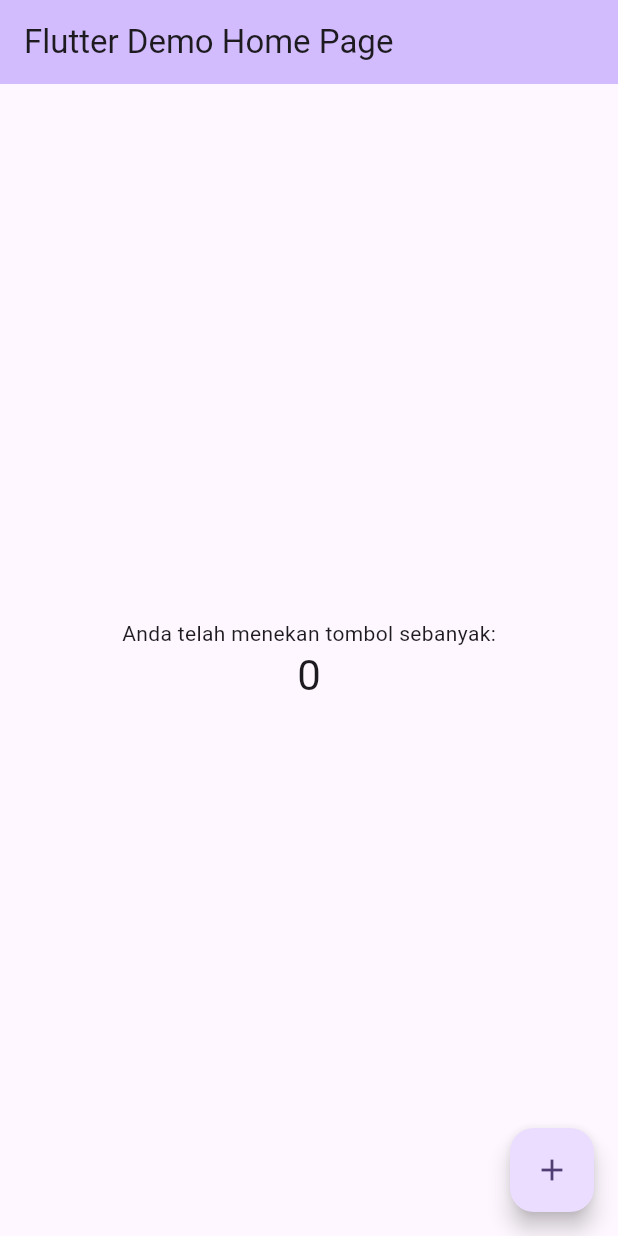
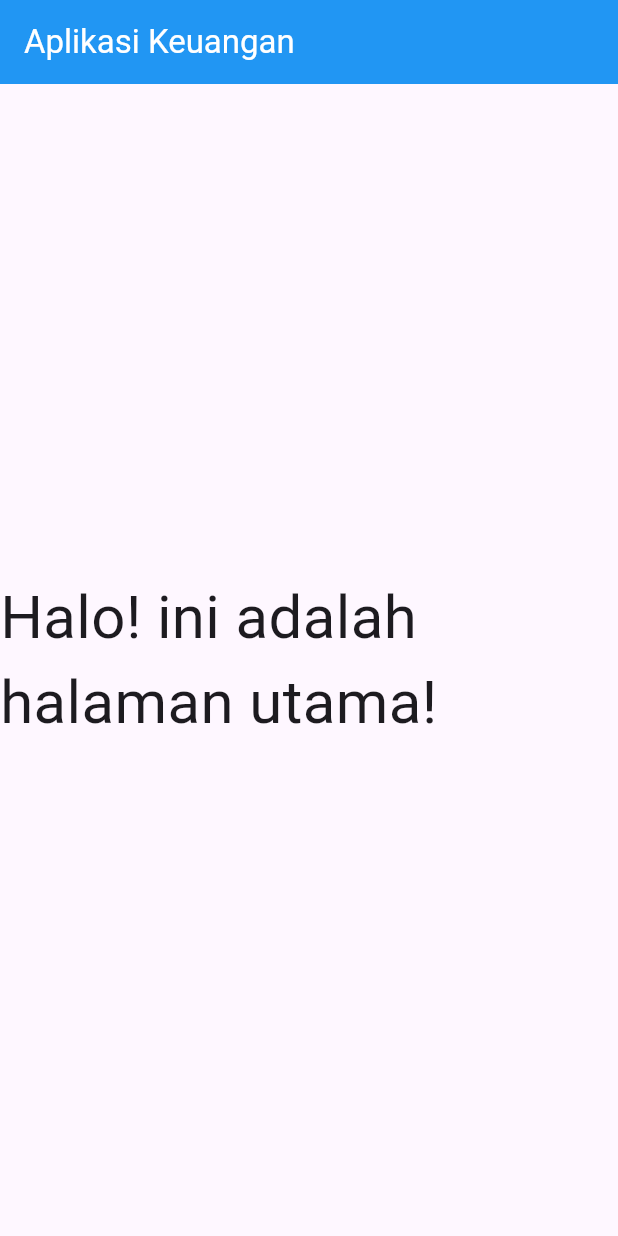
Before and after one commit to GalihDianPK/Flutter_First, a Flutter app: the screen it shows after launch, on a phone screen of 412 x 824 dp. Run offline on Flutter 3.47's test engine with Material 3 defaults, Android fonts, the phone set to English and light mode, and no system bars.

Commit message:
add main dan home page

```diff
--- a/lib/main.dart
+++ b/lib/main.dart
@@ -1,70 +1,26 @@
+// main.dart adalah file PERTAMA yang dijalankan oleh Flutter saat aplikasi dibuka.
+// Di sinilah jantung utama aplikasi kita berada.
 import 'package:flutter/material.dart';
+import 'pages/home_page.dart'; // Mengambil kode halaman utama yang ada di folder pages
 
+// Fungsi main() adalah titik awal (entry point). Aplikasi selalu mulai dari sini.
 void main() {
-  runApp(const MyApp());
+  runApp(const MyApp()); // Menjalankan aplikasi (widget) bernama MyApp
 }
 
+// MyApp adalah "Bungkus Utama" dari seluruh aplikasi kita.
 class MyApp extends StatelessWidget {
   const MyApp({super.key});
 
   @override
   Widget build(BuildContext context) {
+    // MaterialApp adalah kerangka dasar aplikasi bergaya Google (Material Design).
+    // Ini memberikan kita pengaturan dasar seperti navigasi dan tema.
     return MaterialApp(
-      title: 'Flutter Demo',
-      theme: ThemeData(
-        colorScheme: ColorScheme.fromSeed(seedColor: Colors.deepPurple),
-        useMaterial3: true,
-      ),
-      home: const MyHomePage(title: 'Flutter Demo Home Page'),
+      debugShowCheckedModeBanner: false, // Menghilangkan pita merah "DEBUG" di pojok kanan atas layar
+      // home: menentukan halaman mana yang PERTAMA KALI muncul saat aplikasi dibuka.
+      // Kita arahkan ke 'homepage' yang baru saja Anda buat!
+      home: const homepage(),
     );
   }
 }
-
-class MyHomePage extends StatefulWidget {
-  const MyHomePage({super.key, required this.title});
-
-  final String title;
-
-  @override
-  State<MyHomePage> createState() => _MyHomePageState();
-}
-
-class _MyHomePageState extends State<MyHomePage> {
-  // --- BAGIAN LOGIKA / BACKEND ---
-  int _counter = 0;
-
-  void _incrementCounter() {
-    setState(() {
-      // Menambah nilai counter dan memperbarui UI
-      _counter++;
-    });
-  }
-
-  // --- BAGIAN UI ---
-  @override
-  Widget build(BuildContext context) {
-    return Scaffold(
-      appBar: AppBar(
-        backgroundColor: Theme.of(context).colorScheme.inversePrimary,
-        title: Text(widget.title),
-      ),
-      body: Center(
-        child: Column(
-          mainAxisAlignment: MainAxisAlignment.center,
-          children: [
-            const Text('Anda telah menekan tombol sebanyak:'),
-            Text(
-              '$_counter',
-              style: Theme.of(context).textTheme.headlineMedium,
-            ),
-          ],
-        ),
-      ),
-      floatingActionButton: FloatingActionButton(
-        onPressed: _incrementCounter, // Memanggil fungsi logika di atas
-        tooltip: 'Tambah',
-        child: const Icon(Icons.add),
-      ),
-    );
-  }
-}
--- /dev/null
+++ b/lib/pages/home_page.dart
@@ -0,0 +1,39 @@
+// File ini berada di dalam folder lib/pages/.
+// Folder 'pages' (atau sering juga disebut 'screens') digunakan khusus untuk
+// menyimpan file-file yang menampilkan SATU HALAMAN penuh di layar HP.
+import 'package:flutter/material.dart';
+
+// (Catatan Mentor: Biasanya nama class diawali huruf kapital seperti "HomePage",
+// tapi "homepage" tetap bisa berjalan!)
+// StatelessWidget berarti halaman ini "Statis". Artinya halamannya diam,
+// tidak bisa mengubah tampilannya sendiri secara otomatis (kecuali kita buat statenya nanti).
+class homepage extends StatelessWidget {
+  const homepage({super.key});
+
+  // Fungsi build() adalah kuas lukis kita. Di sinilah kita "menggambar" UI di layar.
+  @override
+  Widget build(BuildContext context) {
+    // Scaffold adalah "Kanvas Putih" untuk satu halaman.
+    // Scaffold otomatis membagi layar menjadi beberapa bagian standar aplikasi:
+    // Atas (appBar), Tengah (body), Bawah (bottomNavigationBar), dan tombol ngambang (floatingActionButton).
+    return Scaffold(
+
+      // 1. AppBar: Bagian atas aplikasi (Header / Top bar)
+      appBar: AppBar(
+        title: const Text("Aplikasi Keuangan"),
+        backgroundColor: Colors.blue, // Warna latar belakang AppBar
+        foregroundColor: Colors.white, // Warna teks (title) di dalam AppBar
+      ),  //AppBar
+
+      // 2. Body: Bagian isi/tengah halaman aplikasi
+      // Center: Widget untuk membungkus isinya agar berada persis di tengah layar
+      body: const Center(
+        // Text: Menampilkan tulisan teks di layar
+        child: Text(
+          'Halo! ini adalah halaman utama!',
+          style: TextStyle(fontSize: 40),
+        ),
+      ),
+    );
+  }
+}
```
